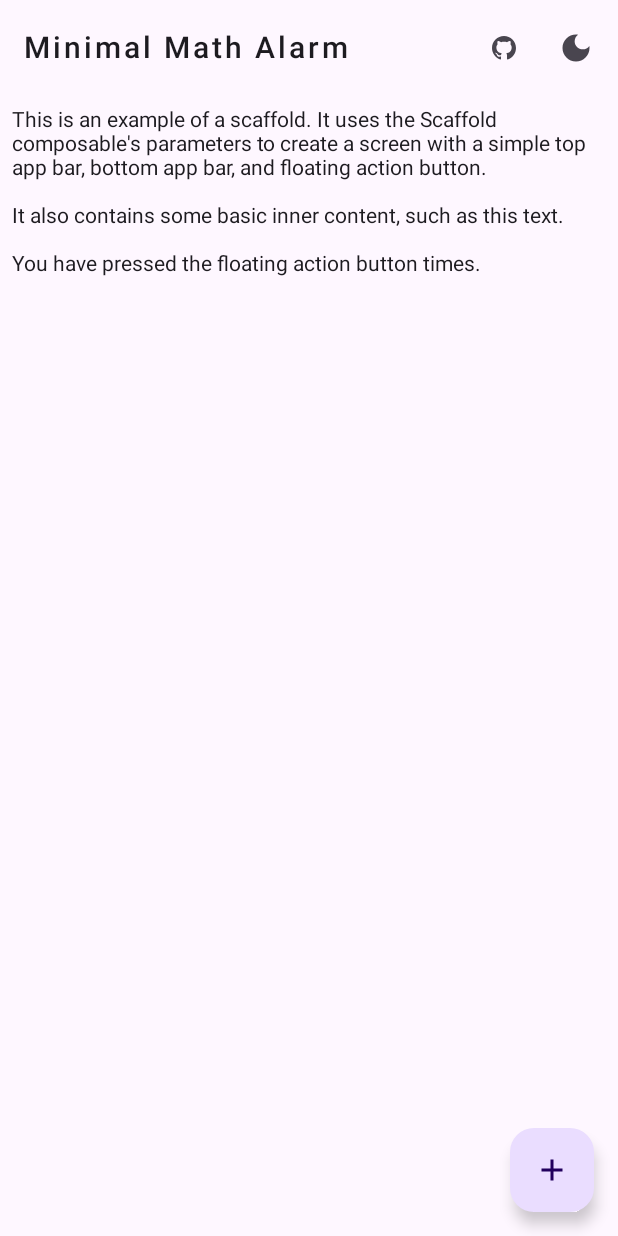
After one commit to Faristol/MinimalMathAlarm, an Android app built with Jetpack Compose: the composable NavigationWrapper shown on its own in the app's theme, on a phone screen of 412 x 824 dp. The commit adds this screen. Run offline under Robolectric (Android 15) with nearby library versions, the phone set to English and light mode, and no system bars; our stand-ins replace Dagger/Hilt's generated code.

Commit message:
TopBar +, next Floating and lazycolumn

```diff
--- a/app/src/main/AndroidManifest.xml
+++ b/app/src/main/AndroidManifest.xml
@@ -1,7 +1,9 @@
 <?xml version="1.0" encoding="utf-8"?>
 <manifest xmlns:android="http://schemas.android.com/apk/res/android"
     xmlns:tools="http://schemas.android.com/tools">
-
+    <queries>
+        <package android:name="com.github.android" />
+    </queries>
     <application
         android:name=".AlarmApp"
         android:allowBackup="true"
@@ -19,7 +21,6 @@
             android:theme="@style/Theme.MinimalMathAlarm">
             <intent-filter>
                 <action android:name="android.intent.action.MAIN" />
-
                 <category android:name="android.intent.category.LAUNCHER" />
             </intent-filter>
         </activity>
--- a/app/src/main/java/com/faristol/minimalmathalarm/di/AppModule.kt
+++ b/app/src/main/java/com/faristol/minimalmathalarm/di/AppModule.kt
@@ -1,7 +1,9 @@
 package com.faristol.minimalmathalarm.di
 
 import android.app.Application
+import android.content.Context
 import androidx.room.Room
+import com.faristol.minimalmathalarm.AlarmApp
 import com.faristol.minimalmathalarm.data.repository.AlarmRepository
 import com.faristol.minimalmathalarm.data.repository.AlarmRepositoryImpl
 import com.faristol.minimalmathalarm.data.source.local.AlarmDatabase
@@ -60,4 +62,5 @@ object AppModule {
         return InsertAlarmUseCase(repo,mapper)
     }
 
+
 }
--- /dev/null
+++ b/app/src/main/java/com/faristol/minimalmathalarm/ui/nav/NavigationWrapper.kt
@@ -0,0 +1,29 @@
+package com.faristol.minimalmathalarm.ui.nav
+
+import androidx.compose.runtime.Composable
+import androidx.hilt.navigation.compose.hiltViewModel
+import androidx.lifecycle.ViewModel
+import androidx.navigation.compose.NavHost
+import androidx.navigation.compose.composable
+import androidx.navigation.compose.rememberNavController
+import com.faristol.minimalmathalarm.ui.screens.alarm_detail.AlarmDetailScreen
+import com.faristol.minimalmathalarm.ui.screens.alarm_list.AlarmListScreen
+import com.faristol.minimalmathalarm.ui.screens.alarm_list.AlarmListViewModel
+
+
+@Composable
+fun NavigationWrapper(alarmListViewModel: AlarmListViewModel) {
+    val navController = rememberNavController()
+    NavHost(navController = navController, startDestination = AlarmList) {
+        composable<AlarmList> {
+            AlarmListScreen(
+                onNavigateToDetail = { navController.navigate(AlarmDetail) },
+                viewModel = alarmListViewModel
+            )
+        }
+        composable<AlarmDetail> {
+            AlarmDetailScreen { navController.navigate(AlarmList) }
+        }
+    }
+
+}
--- /dev/null
+++ b/app/src/main/java/com/faristol/minimalmathalarm/ui/nav/Screens.kt
@@ -0,0 +1,9 @@
+package com.faristol.minimalmathalarm.ui.nav
+
+import kotlinx.serialization.Serializable
+
+@Serializable
+object AlarmList
+
+@Serializable
+object AlarmDetail
--- a/app/src/main/java/com/faristol/minimalmathalarm/ui/screens/alarm_list/AlarmListScreen.kt
+++ b/app/src/main/java/com/faristol/minimalmathalarm/ui/screens/alarm_list/AlarmListScreen.kt
@@ -1,7 +1,62 @@
 package com.faristol.minimalmathalarm.ui.screens.alarm_list
 
+import androidx.compose.foundation.layout.Arrangement
+import androidx.compose.foundation.layout.Column
+import androidx.compose.foundation.layout.padding
+import androidx.compose.material3.ExperimentalMaterial3Api
+import androidx.compose.material3.Icon
+import androidx.compose.material3.IconButton
+import androidx.compose.material3.Scaffold
+import androidx.compose.material3.Text
+import androidx.compose.material3.TopAppBar
 import androidx.compose.runtime.Composable
+import androidx.compose.runtime.collectAsState
+import androidx.compose.runtime.getValue
+import androidx.compose.ui.Modifier
+import androidx.compose.ui.res.painterResource
+import androidx.compose.ui.text.font.FontWeight
+import androidx.compose.ui.unit.TextUnit
+import androidx.compose.ui.unit.TextUnitType
+import androidx.compose.ui.unit.dp
+import androidx.compose.ui.unit.sp
+import com.faristol.minimalmathalarm.R
+import com.faristol.minimalmathalarm.ui.screens.alarm_list.components.AlarmListFloatingActionButton
+import com.faristol.minimalmathalarm.ui.screens.alarm_list.components.AlarmListTopBar
 
 @Composable
-fun AlarmListScreen() {
+fun AlarmListScreen(
+    onNavigateToDetail: () -> Unit,
+    viewModel: AlarmListViewModel
+) {
+
+    val uiState by viewModel.uiState.collectAsState()
+    Scaffold(
+        topBar = {
+            AlarmListTopBar(viewModel, uiState)
+
+        },
+        floatingActionButton = {
+            AlarmListFloatingActionButton(viewModel)
+        }
+    ) { innerPadding ->
+        Column(
+            modifier = Modifier
+                .padding(innerPadding),
+            verticalArrangement = Arrangement.spacedBy(16.dp),
+        ) {
+            Text(
+                modifier = Modifier.padding(8.dp),
+                text =
+                """
+                    This is an example of a scaffold. It uses the Scaffold composable's parameters to create a screen with a simple top app bar, bottom app bar, and floating action button.
+
+                    It also contains some basic inner content, such as this text.
+
+                    You have pressed the floating action button times.
+                """.trimIndent(),
+            )
+        }
+
+    }
+
 }
--- /dev/null
+++ b/app/src/main/java/com/faristol/minimalmathalarm/ui/screens/alarm_list/components/AlarmListFloatingActionButton.kt
@@ -0,0 +1,15 @@
+package com.faristol.minimalmathalarm.ui.screens.alarm_list.components
+
+import androidx.compose.material.icons.Icons
+import androidx.compose.material.icons.filled.Add
+import androidx.compose.material3.FloatingActionButton
+import androidx.compose.material3.Icon
+import androidx.compose.runtime.Composable
+import com.faristol.minimalmathalarm.ui.screens.alarm_list.AlarmListViewModel
+
+@Composable
+fun AlarmListFloatingActionButton(viewModel: AlarmListViewModel){
+    FloatingActionButton(onClick = {}) {
+        Icon(Icons.Default.Add, contentDescription = "Add")
+    }
+}
--- /dev/null
+++ b/app/src/main/java/com/faristol/minimalmathalarm/ui/screens/alarm_list/components/AlarmListTopBar.kt
@@ -0,0 +1,78 @@
+package com.faristol.minimalmathalarm.ui.screens.alarm_list.components
+
+import android.content.Intent
+import android.net.Uri
+import android.util.Log
+import androidx.compose.material3.ExperimentalMaterial3Api
+import androidx.compose.material3.Icon
+import androidx.compose.material3.IconButton
+import androidx.compose.material3.Text
+import androidx.compose.material3.TopAppBar
+import androidx.compose.runtime.Composable
+import androidx.compose.ui.platform.LocalContext
+import androidx.compose.ui.res.painterResource
+import androidx.compose.ui.text.font.FontWeight
+import androidx.compose.ui.unit.TextUnit
+import androidx.compose.ui.unit.TextUnitType
+import androidx.compose.ui.unit.sp
+import com.faristol.minimalmathalarm.R
+import com.faristol.minimalmathalarm.ui.screens.alarm_list.AlarmListState
+import com.faristol.minimalmathalarm.ui.screens.alarm_list.AlarmListViewModel
+import drawable.Github
+
+@OptIn(ExperimentalMaterial3Api::class)
+@Composable
+fun AlarmListTopBar(viewModel: AlarmListViewModel, uiState: AlarmListState) {
+    TopAppBar(
+        title = {
+            Text(
+                text = "Minimal Math Alarm",
+                fontWeight = FontWeight.SemiBold,
+                fontSize = 20.sp,
+                letterSpacing = TextUnit(2F, TextUnitType.Sp)
+            )
+        },
+        actions = {
+            OpenGitHubButton()
+            IconButton(
+                onClick = { viewModel.toggleDarkMode() }
+            ) {
+                val iconRes =
+                    if (uiState.isDarkMode) R.drawable.baseline_wb_sunny_24 else R.drawable.baseline_dark_mode_24
+                Icon(
+                    painter = painterResource(id = iconRes),
+                    contentDescription = "Cambiar tema"
+                )
+            }
+
+        }
+    )
+
+}
+
+@Composable
+fun OpenGitHubButton() {
+    val context = LocalContext.current
+    IconButton(onClick = {
+        val githubUrl = "https://github.com/faristol/minimalmathalarm"
+        val intent = Intent(Intent.ACTION_VIEW, Uri.parse(githubUrl))
+        intent.flags = Intent.FLAG_ACTIVITY_NEW_TASK
+
+        // Verifica si hay alguna app que pueda manejar el Intent
+        if (intent.resolveActivity(context.packageManager) != null) {
+            context.startActivity(intent) // Abre la URL en una app que maneje el Intent
+        } else {
+            try {
+                // Si no hay app, intenta abrir el navegador predeterminado
+                context.startActivity(intent) // Abre en el navegador predeterminado
+            } catch (e: Exception) {
+                Log.d("GitHubLauncher", "No se pudo abrir la URL en el navegador", e)
+            }
+        }
+    }) {
+        Icon(
+            imageVector = Github,
+            contentDescription = "Go to GitHub"
+        )
+    }
+}
--- a/app/src/main/java/com/faristol/minimalmathalarm/ui/theme/Theme.kt
+++ b/app/src/main/java/com/faristol/minimalmathalarm/ui/theme/Theme.kt
@@ -61,6 +61,7 @@ fun MinimalMathAlarmTheme(
     content: @Composable () -> Unit
 ) {
     val colorScheme = if (darkTheme) DarkColorPalette else LightColorPalette
+
     MaterialTheme(
         colorScheme = colorScheme,
         typography = Typography,
--- a/build.gradle.kts
+++ b/build.gradle.kts
@@ -3,4 +3,5 @@ plugins {
     alias(libs.plugins.android.application) apply false
     alias(libs.plugins.jetbrains.kotlin.android) apply false
     id("com.google.dagger.hilt.android") version "2.51.1" apply false
+    id("com.google.devtools.ksp") version "2.0.21-1.0.27" apply false
 }
```
Also changed, not shown: app/build.gradle.kts (+6 -2 lines), app/src/main/java/com/faristol/minimalmathalarm/MainActivity.kt (+12 -7 lines), app/src/main/java/com/faristol/minimalmathalarm/ui/screens/alarm_detail/AlarmDetailScreen.kt (added, +9 -0 lines), app/src/main/java/com/faristol/minimalmathalarm/ui/screens/alarm_list/AlarmListViewModel.kt (+16 -40 lines), gradle/libs.versions.toml (+10 -1 lines), gradle.properties (line endings or trailing spaces).
